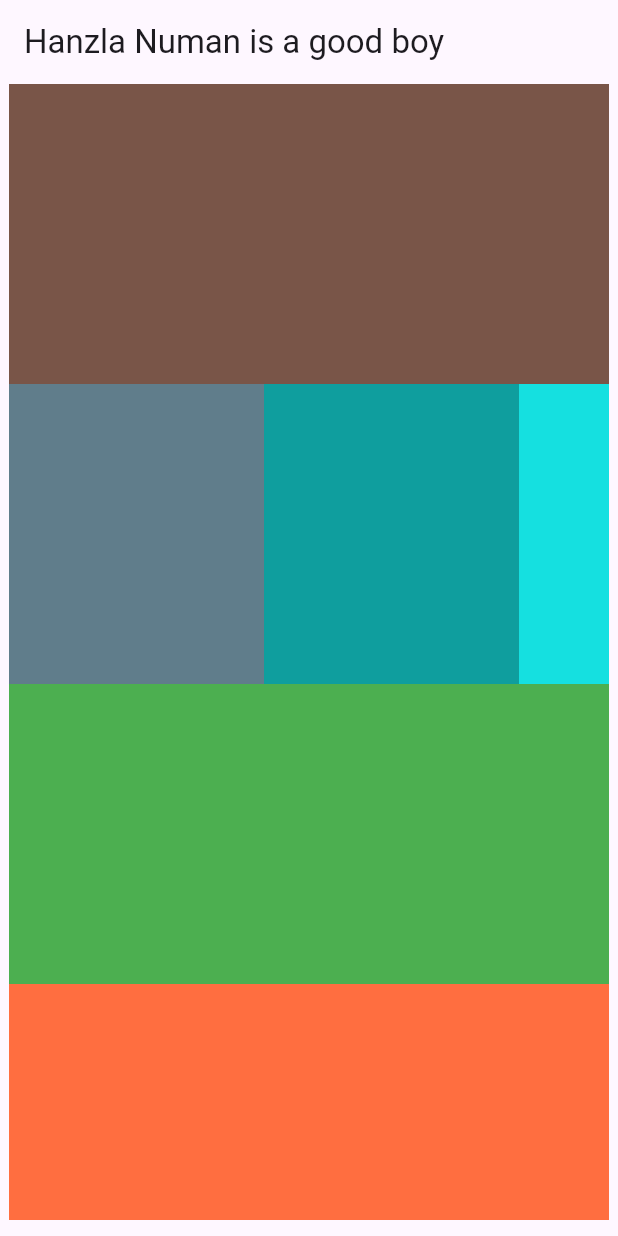
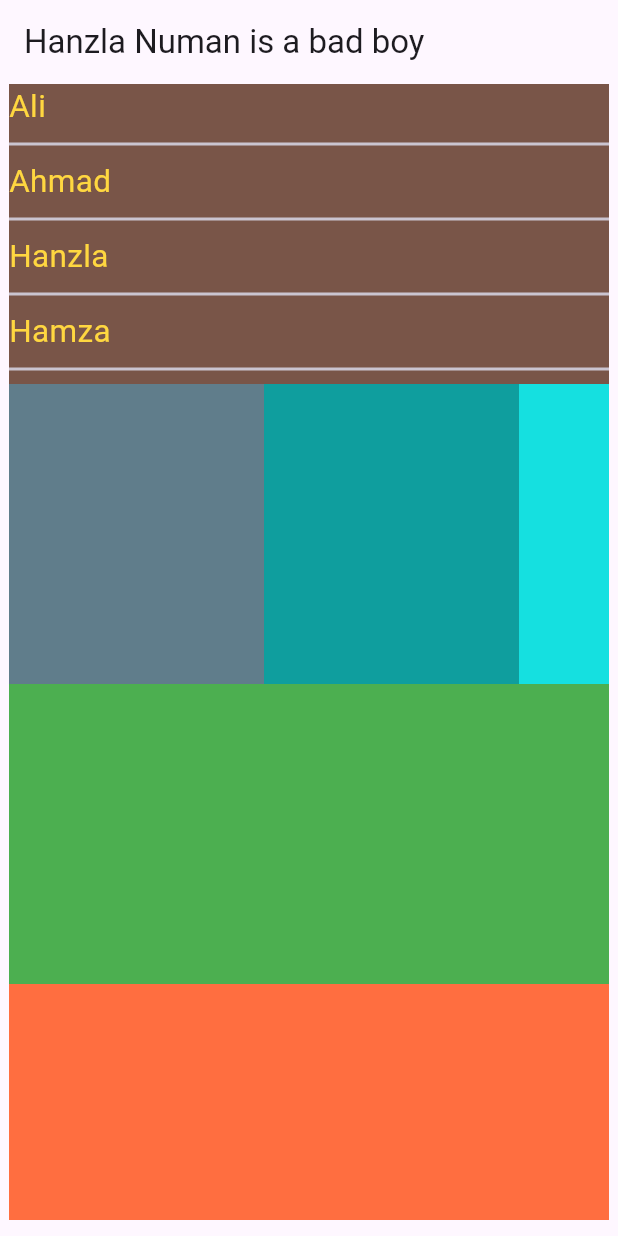
Before and after one commit to Hanzla-Nouman/Flutter-Dart-Basics, a Flutter app: the screen it shows after launch, on a phone screen of 412 x 824 dp. Run offline on Flutter 3.47's test engine with Material 3 defaults, Android fonts, the phone set to English and light mode, and no system bars.

Commit message:
Done with listview

```diff
--- a/lib/main.dart
+++ b/lib/main.dart
@@ -30,12 +30,14 @@ class MyHomePage extends StatefulWidget {
   State<MyHomePage> createState() => _MyHomePageState();
 }
 
+var dummyData = ['Ali', 'Ahmad', 'Hanzla', 'Hamza', 'Tayyab'];
+
 class _MyHomePageState extends State<MyHomePage> {
   @override
   Widget build(BuildContext context) {
     return Scaffold(
         appBar: AppBar(
-          title: Text("Hanzla Numan is a good boy"),
+          title: Text("Hanzla Numan is a bad boy"),
         ),
         body:
             //  Center(
@@ -81,19 +83,34 @@ class _MyHomePageState extends State<MyHomePage> {
             //
             Center(
           child: Container(
-
-            child: Padding(padding: EdgeInsets.only(bottom: 11), child:
-               SingleChildScrollView(
-
+              child: Padding(
+            padding: EdgeInsets.only(bottom: 11),
+            child: SingleChildScrollView(
               child: Column(
                 children: [
                   Container(
                     width: 400,
                     height: 200,
                     color: Colors.brown,
+                    child: ListView.separated(
+                      itemBuilder: (content, index) {
+                        return Text(
+                          dummyData[index],
+                          style: TextStyle(
+                              fontSize: 21, color: Colors.amberAccent),
+                        );
+                      },
+                      separatorBuilder: (content, index) {
+                        return Divider(
+                          thickness: 2,
+                          height: 20,
+                        );
+                      },
+                      scrollDirection: Axis.vertical,
+                      itemCount: dummyData.length,
+                    ),
                   ),
                   Container(
-
                     width: 400,
                     height: 200,
                     color: Colors.cyanAccent,
@@ -148,10 +165,7 @@ class _MyHomePageState extends State<MyHomePage> {
                 ],
               ),
             ),
-
-            )
-
-          ),
+          )),
         )
 
         // )
```
Lines whose indentation alone changed are shown as unchanged.
